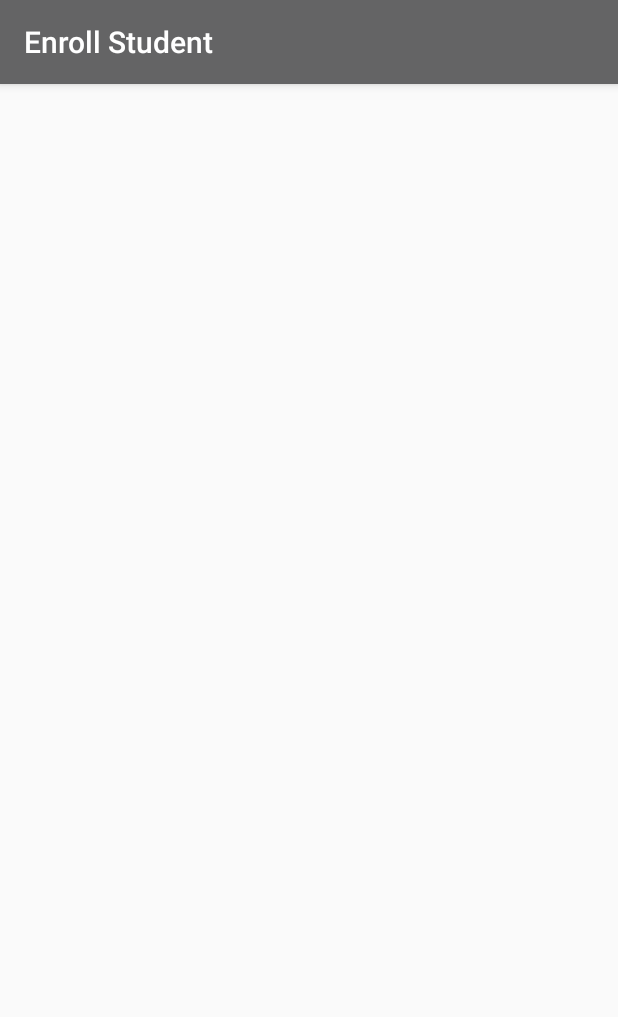
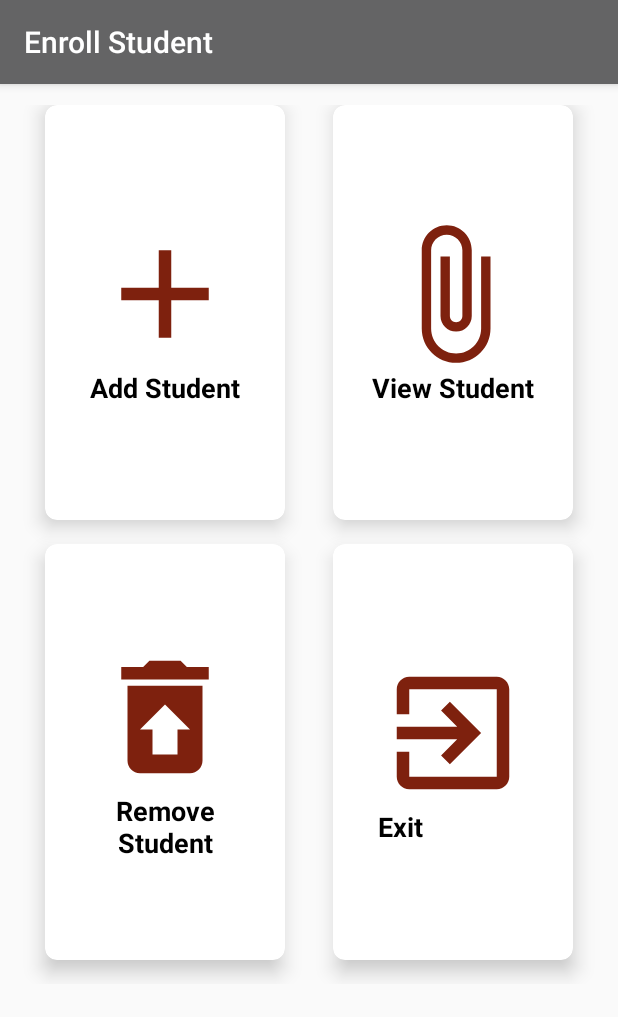
Before and after one commit to mudimbamoonde/StudentEntry, an Android app: the screen it shows after launch (MainActivity), on a phone screen of 412 x 824 dp. Shown: the top 1017 px of the screen. Run offline under Robolectric (Android 15) with nearby library versions, the phone set to English and light mode, and no system bars.

Commit message:
New Commands

```diff
--- a/app/src/main/java/com/maamba/studententry/MainActivity.java
+++ b/app/src/main/java/com/maamba/studententry/MainActivity.java
@@ -16,10 +16,12 @@ public class MainActivity extends AppCompatActivity {
 
 
 
-
     }
 
     public void addStudent(View view) {
         Toast.makeText(MainActivity.this,"Toasted",Toast.LENGTH_SHORT).show();
     }
+    public void viewStudent(View view) {
+        Toast.makeText(MainActivity.this,"Toasted",Toast.LENGTH_SHORT).show();
+    }
 }
--- /dev/null
+++ b/app/src/main/res/layout/activity_main.xml
@@ -0,0 +1,179 @@
+<?xml version="1.0" encoding="utf-8"?>
+<LinearLayout xmlns:android="http://schemas.android.com/apk/res/android"
+    xmlns:app="http://schemas.android.com/apk/res-auto"
+    xmlns:tools="http://schemas.android.com/tools"
+    android:layout_width="match_parent"
+    android:layout_height="match_parent"
+    tools:context=".MainActivity">
+
+    <LinearLayout
+        android:orientation="vertical"
+        android:weightSum="10"
+        android:layout_width="match_parent"
+        android:layout_height="match_parent">
+
+        <GridLayout
+            android:columnCount="2"
+            android:rowCount="3"
+            android:alignmentMode="alignMargins"
+            android:columnOrderPreserved="false"
+            android:layout_weight="8"
+            android:layout_width="match_parent"
+            android:layout_height="0dp"
+            android:padding="14dp">
+
+            <androidx.cardview.widget.CardView
+                android:layout_width="0dp"
+                android:layout_height="0dp"
+                android:layout_columnWeight="1"
+                android:layout_rowWeight="1"
+                android:layout_marginBottom="16dp"
+                android:layout_marginLeft="16dp"
+                android:layout_marginRight="16dp"
+                app:cardElevation="8dp"
+                app:cardCornerRadius="8dp">
+
+                <LinearLayout
+                    android:layout_gravity="center_horizontal|center_vertical"
+                    android:layout_margin="16dp"
+                    android:orientation="vertical"
+                    android:layout_width="wrap_content"
+                    android:layout_height="wrap_content">
+                    <Button
+                        android:id="@+id/addStudent"
+                        android:layout_gravity="center_horizontal"
+                        android:layout_width="wrap_content"
+                        android:layout_height="wrap_content"
+                        android:background="@drawable/ic_baseline_add_24"
+                        android:onClick="addStudent"/>
+<!--                    <ImageView-->
+<!--                        android:id="@+id/addStudent"-->
+<!--                        android:layout_gravity="center_horizontal"-->
+<!--                        android:layout_width="wrap_content"-->
+<!--                        android:layout_height="wrap_content"-->
+<!--                        android:pointerIcon="hand"-->
+<!--                        android:src="@drawable/ic_baseline_add_24"/>-->
+                    <TextView
+                        android:gravity="center_horizontal"
+                        android:text="Add Student"
+                        android:textAlignment="center"
+                        android:textColor="@android:color/black"
+                        android:textSize="18sp"
+                        android:textStyle="bold"
+                        android:layout_width="wrap_content"
+                        android:layout_height="wrap_content" />
+
+                </LinearLayout>
+            </androidx.cardview.widget.CardView>
+
+            <androidx.cardview.widget.CardView
+                android:layout_width="0dp"
+                android:layout_height="0dp"
+                android:layout_columnWeight="1"
+                android:layout_rowWeight="1"
+                android:layout_marginBottom="16dp"
+                android:layout_marginLeft="16dp"
+                android:layout_marginRight="16dp"
+                app:cardElevation="8dp"
+                app:cardCornerRadius="8dp">
+
+                <LinearLayout
+                    android:layout_gravity="center_horizontal|center_vertical"
+                    android:layout_margin="16dp"
+                    android:orientation="vertical"
+                    android:layout_width="wrap_content"
+                    android:layout_height="wrap_content">
+                    <Button
+                        android:layout_gravity="center_horizontal"
+                        android:layout_width="wrap_content"
+                        android:layout_height="wrap_content"
+                        android:background="@drawable/ic_baseline_attach_file_24"
+                        android:onClick="viewStudent"/>
+                    <TextView
+                        android:gravity="center_horizontal"
+                        android:text="View Student"
+                        android:textAlignment="center"
+                        android:textColor="@android:color/black"
+                        android:textSize="18sp"
+                        android:textStyle="bold"
+                        android:layout_width="wrap_content"
+                        android:layout_height="wrap_content" />
+
+                </LinearLayout>
+            </androidx.cardview.widget.CardView>
+
+            <androidx.cardview.widget.CardView
+                android:layout_width="0dp"
+                android:layout_height="0dp"
+                android:layout_columnWeight="1"
+                android:layout_rowWeight="1"
+                android:layout_marginBottom="16dp"
+                android:layout_marginLeft="16dp"
+                android:layout_marginRight="16dp"
+                app:cardElevation="8dp"
+                app:cardCornerRadius="8dp">
+
+                <LinearLayout
+                    android:layout_gravity="center_horizontal|center_vertical"
+                    android:layout_margin="16dp"
+                    android:orientation="vertical"
+                    android:layout_width="wrap_content"
+                    android:layout_height="wrap_content">
+                    <ImageView
+                        android:layout_gravity="center_horizontal"
+                        android:layout_width="wrap_content"
+                        android:layout_height="wrap_content"
+                        android:src="@drawable/ic_baseline_restore_from_trash_24"/>
+                    <TextView
+                        android:gravity="center_horizontal"
+                        android:text="Remove Student"
+                        android:textAlignment="center"
+                        android:textColor="@android:color/black"
+                        android:textSize="18sp"
+                        android:textStyle="bold"
+                        android:layout_width="wrap_content"
+                        android:layout_height="wrap_content" />
+
+                </LinearLayout>
+            </androidx.cardview.widget.CardView>
+
+            <androidx.cardview.widget.CardView
+                android:layout_width="0dp"
+                android:layout_height="0dp"
+                android:layout_columnWeight="1"
+                android:layout_rowWeight="1"
+                android:layout_marginBottom="16dp"
+                android:layout_marginLeft="16dp"
+                android:layout_marginRight="16dp"
+                app:cardElevation="8dp"
+                app:cardCornerRadius="8dp">
+
+                <LinearLayout
+                    android:layout_gravity="center_horizontal|center_vertical"
+                    android:layout_margin="16dp"
+                    android:orientation="vertical"
+                    android:layout_width="wrap_content"
+                    android:layout_height="wrap_content">
+                    <ImageView
+                        android:layout_gravity="center_horizontal"
+                        android:layout_width="wrap_content"
+                        android:layout_height="wrap_content"
+                        android:src="@drawable/ic_baseline_exit_to_app_24"/>
+                    <TextView
+                        android:gravity="center_horizontal"
+                        android:text="Exit"
+                        android:textAlignment="center"
+                        android:textColor="@android:color/black"
+                        android:textSize="18sp"
+                        android:textStyle="bold"
+                        android:layout_width="wrap_content"
+                        android:layout_height="wrap_content" />
+
+                </LinearLayout>
+            </androidx.cardview.widget.CardView>
+
+        </GridLayout>
+
+    </LinearLayout>
+
+</LinearLayout>
```
